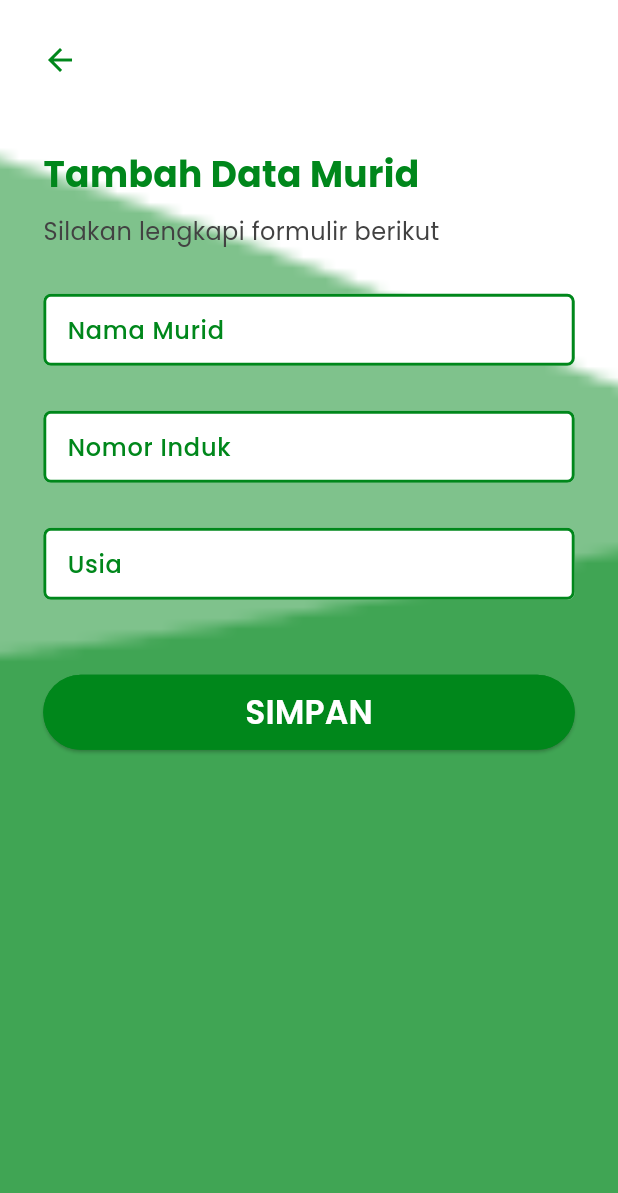
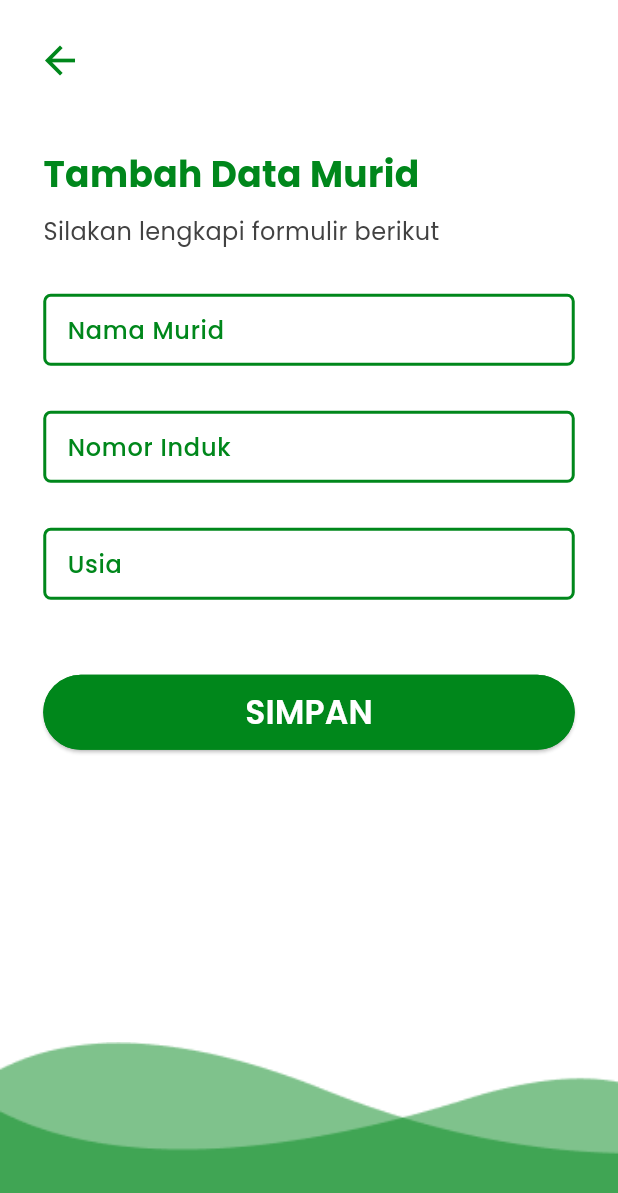
Before and after one commit to DebyAyuSyakhira/E-Rapor, a Flutter app: the KelasAView screen opened by its route, after a tap on the "add" icon, on a phone screen of 412 x 824 dp. Shown: the top 1193 px of the screen. Run offline on Flutter 3.47's test engine with Material 3 defaults, Android fonts, the light colour scheme and no system bars; our stand-ins replace cloud_firestore, firebase_auth, firebase_core, get; accounts and stored records are empty.

Commit message:
edit page home, page edit murid, login, regis

```diff
--- a/lib/app/modules/add_murid/views/add_murid_view.dart
+++ b/lib/app/modules/add_murid/views/add_murid_view.dart
@@ -11,19 +11,19 @@ class AddMuridView extends GetView<AddMuridController> {
   @override
   Widget build(BuildContext context) {
     final size = MediaQuery.of(context).size;
-    return Scaffold(
-      backgroundColor: Colors.white,
+    return Container(
+              decoration: const BoxDecoration(
+          color: Colors.white,
+          image: DecorationImage(
+              image: AssetImage("images/bg.png"),
+              fit: BoxFit.contain,
+              alignment: Alignment.bottomLeft)),
+      child: Scaffold(
+        backgroundColor: Colors.transparent,
         body: SafeArea(
           child: Stack(
             children: [
-            Container(
-              decoration: const BoxDecoration(
-                image: DecorationImage(
-                  image: AssetImage('images/bg.png'),
-                  fit: BoxFit.cover,
-                ),
-              ),
-              child: ListView(
+                ListView(
                   padding: EdgeInsets.symmetric(
                       horizontal: size.width * 0.07,
                       vertical: size.height * 0.12),
@@ -102,19 +102,20 @@ class AddMuridView extends GetView<AddMuridController> {
                     ),
                   ],
                 ),
-            ),
               Positioned(
                 top: 16,
                 left: 16,
                 child: IconButton(
                   icon: const Icon(Icons.arrow_back,
                       color: Color.fromARGB(255, 0, 135, 27)),
+                      iconSize: 30,
                   onPressed: () {
                     Get.back();
                   },
                 ),
               ),
             ],
+          ),
         ),
       ),
     );
--- a/lib/app/modules/kelasA/views/kelas_a_view.dart
+++ b/lib/app/modules/kelasA/views/kelas_a_view.dart
@@ -5,28 +5,30 @@ import 'package:get/get.dart';
 import '../controllers/kelas_a_controller.dart';
 
 class KelasAView extends GetView<KelasAController> {
+  const KelasAView({super.key});
+
   @override
   Widget build(BuildContext context) {
     return Scaffold(
       appBar: AppBar(
-        title: Text('DAFTAR MURID KELAS A'),
+        title: const Text('DAFTAR MURID KELAS A'),
         centerTitle: true,
-        titleTextStyle: TextStyle(
+        titleTextStyle: const TextStyle(
           color: Colors.white,
           fontSize: 19,
         ),
-        backgroundColor: Colors.green, // Warna latar belakang AppBar
+        backgroundColor: const Color(0xFF00871B), // Warna latar belakang AppBar
       ),
-      body: Container(), // Halaman kosong
+      body: ListView(), // Halaman kosong
       floatingActionButton: FloatingActionButton(
         onPressed: () {
           Get.toNamed("/add-murid");
           // Aksi saat tombol ditekan
           print('Floating button ditekan');
         },
-        child: Icon(Icons.add),
         backgroundColor:
-            Color.fromARGB(255, 244, 221, 10), // Warna tombol floating
+            const Color.fromARGB(255, 244, 221, 10),
+        child: const Icon(Icons.add, color: Colors.white, size: 40,), // Warna tombol floating
       ),
       floatingActionButtonLocation: FloatingActionButtonLocation.endFloat,
     );
--- a/lib/app/modules/register/controllers/register_controller.dart
+++ b/lib/app/modules/register/controllers/register_controller.dart
@@ -53,7 +53,7 @@ class RegisterController extends GetxController {
         "Berhasil",
         "Akun Anda berhasil dibuat.",
       );
-      Get.offAllNamed(Routes.HOME);
+      Get.offAllNamed(Routes.LOGIN);
       clearInputText();
     } on FirebaseAuthException catch (error) {
       if (error.code == "weak-password") {
--- a/lib/app/modules/splash/views/splash_view.dart
+++ b/lib/app/modules/splash/views/splash_view.dart
@@ -8,7 +8,7 @@ class SplashView extends GetView<SplashController> {
   @override
   Widget build(BuildContext context) {
     Future.delayed(const Duration(seconds: 5), () {
-      Get.offNamed(Routes.REGISTER);
+      Get.offNamed(Routes.LOGIN);
     });
     return Scaffold(
       body: Column(
--- a/lib/app/routes/app_pages.dart
+++ b/lib/app/routes/app_pages.dart
@@ -29,7 +29,7 @@ part 'app_routes.dart';
 class AppPages {
   AppPages._();
 
-  static const INITIAL = Routes.HOME;
+  static const INITIAL = Routes.EDIT_MURID;
 
   static final routes = [
     GetPage(
```
Also changed, not shown: lib/app/modules/edit_murid/views/edit_murid_view.dart (+26 -19 lines), lib/app/modules/home/views/home_view.dart (+7 -3 lines), lib/app/modules/kelasB/views/kelas_b_view.dart (+8 -6 lines), lib/app/modules/login/controllers/login_controller.dart (+6 -7 lines), lib/app/modules/login/views/login_view.dart (+10 -2 lines), lib/app/modules/playgroup/views/playgroup_view.dart (+8 -6 lines), lib/app/modules/register/views/register_view.dart (+12 -3 lines). Lines whose indentation alone changed are shown as unchanged.
